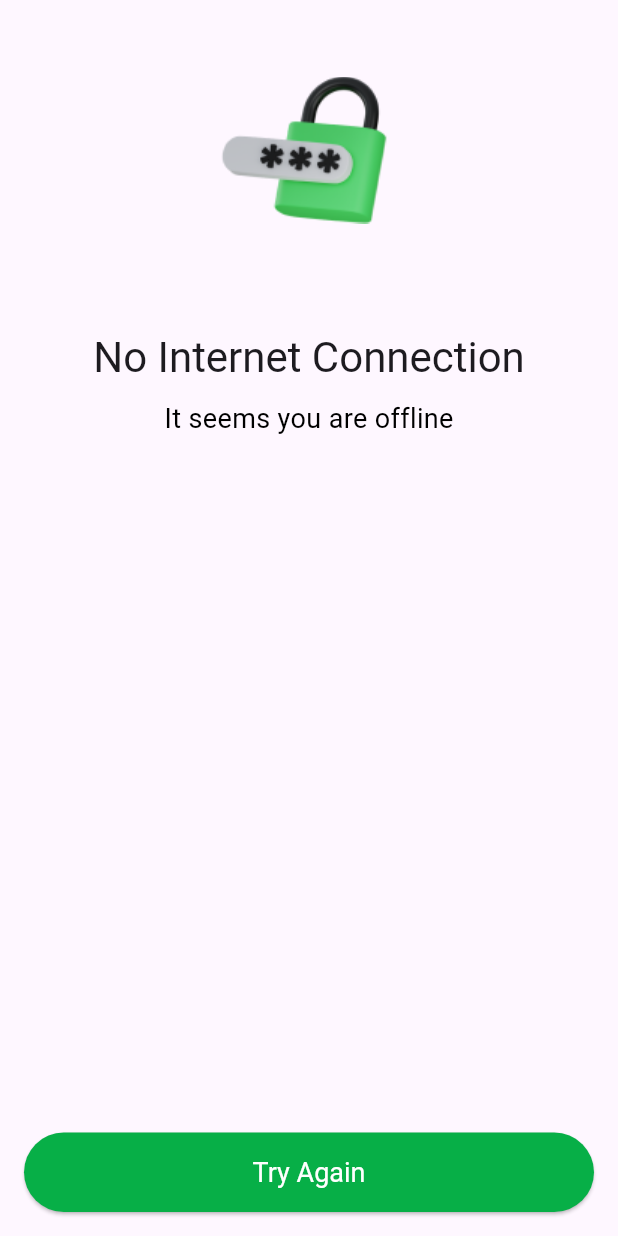
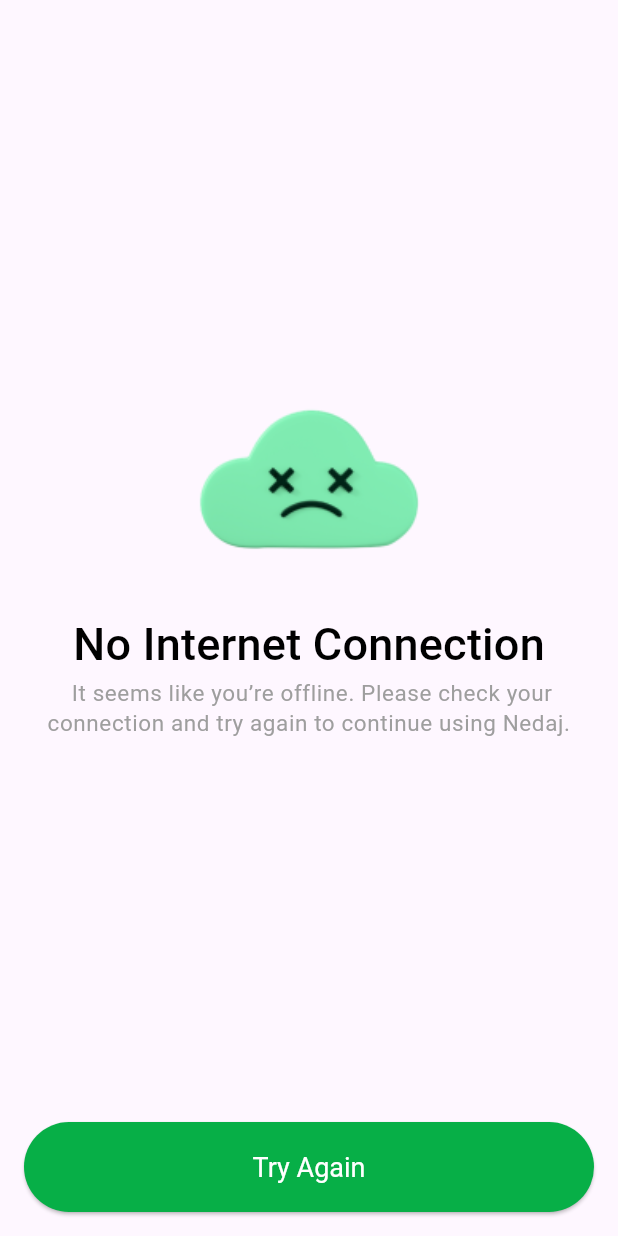
Before and after one commit to Edil-Ayehu/nedaj, a Flutter app: the NoInternetScreen screen opened directly with empty values, on a phone screen of 412 x 824 dp. Run offline on Flutter 3.47's test engine with Material 3 defaults, Android fonts, the phone set to English and light mode, and no system bars; our stand-ins replace connectivity_plus, fancy_shimmer_image, fluentui_system_icons, gap, get, google_fonts and 9 more; missing offline and left inert: qr_code_scanner; accounts and stored records are empty.

Commit message:
no internet connection screen UI modified and loading indicator added when user clicks the 'Try Again' button.

```diff
--- a/lib/screens/no_internet_screen.dart
+++ b/lib/screens/no_internet_screen.dart
@@ -2,44 +2,62 @@ import 'package:nedaj/export.dart';
 
 class NoInternetScreen extends StatelessWidget {
   final VoidCallback onRetry;
+  final bool isRetrying;
 
-  const NoInternetScreen({Key? key, required this.onRetry}) : super(key: key);
+  const NoInternetScreen(
+      {Key? key, required this.onRetry, required this.isRetrying})
+      : super(key: key);
 
   @override
   Widget build(BuildContext context) {
+    final size = MediaQuery.sizeOf(context);
     return Scaffold(
       body: SafeArea(
         child: Column(
           mainAxisAlignment: MainAxisAlignment.center,
           children: [
+            Gap(size.height * 0.3),
             Image.asset(
-              'assets/images/empty_otp_image.png',
-              width: 200,
-              height: 200,
+              'assets/images/no_internet_connection_image.png',
+              width: 160,
+              height: 160,
+              fit: BoxFit.cover,
             ),
-            SizedBox(height: 20),
             Text(
               'No Internet Connection',
-              style: Theme.of(context).textTheme.headlineMedium,
+              style: Theme.of(context).textTheme.titleMedium!.copyWith(
+                    fontSize: 30,
+                  ),
             ),
-            SizedBox(height: 10),
-            Text(
-              'It seems you are offline',
-              style: Theme.of(context).textTheme.bodyMedium,
+            Padding(
+              padding: EdgeInsets.symmetric(horizontal: 12),
+              child: Text(
+                ' It seems like you’re offline. Please check your connection and try again to continue using Nedaj.',
+                textAlign: TextAlign.center,
+                style: Theme.of(context).textTheme.bodySmall!.copyWith(
+                      color: Colors.grey,
+                      fontSize: 15,
+                    ),
+              ),
             ),
             Spacer(),
             Padding(
               padding: const EdgeInsets.all(16.0),
               child: SizedBox(
                 width: double.infinity,
+                height: 60,
                 child: ElevatedButton(
                   onPressed: onRetry,
-
                   style: ElevatedButton.styleFrom(
                     backgroundColor: Constants.primaryColor,
                     padding: EdgeInsets.symmetric(vertical: 16),
+                    shape: RoundedRectangleBorder(
+                      borderRadius: BorderRadius.circular(30),
+                    ),
                   ),
-                   child: Text('Try Again'),
+                  child: isRetrying
+                      ? CircularProgressIndicator(color: Colors.white)
+                      : Text('Try Again'),
                 ),
               ),
             ),
```
Also changed, not shown: lib/widgets/connectivity_wrapper.dart (+30 -4 lines), assets/images/empty_notification_page_image.png (added), assets/images/no_internet_connection_image.png (added), assets/images/notification_bell_icon.png (added).
